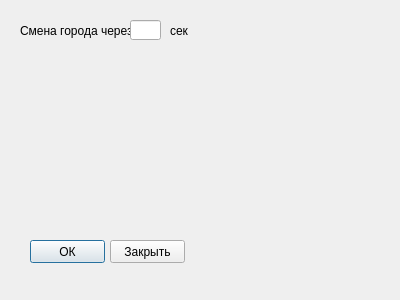
Old version of the form WeatherMonitor/SettingsCommon.ui in the repository Yotun/WeatherMonitor.
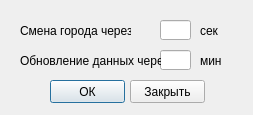
New version of the form.

Commit message: Реализована фабрика источников данных, заготовки для классов источников данных, фоновый поток для обновления даных

Patch:
```diff
--- a/WeatherMonitor/SettingsCommon.ui
+++ b/WeatherMonitor/SettingsCommon.ui
@@ -6,8 +6,8 @@
    <rect>
     <x>0</x>
     <y>0</y>
-    <width>400</width>
-    <height>300</height>
+    <width>253</width>
+    <height>115</height>
    </rect>
   </property>
   <property name="windowTitle">
@@ -29,7 +29,7 @@
   <widget class="QLineEdit" name="edtChangeCity">
    <property name="geometry">
     <rect>
-     <x>130</x>
+     <x>160</x>
      <y>20</y>
      <width>31</width>
      <height>20</height>
@@ -42,7 +42,7 @@
   <widget class="QLabel" name="label_2">
    <property name="geometry">
     <rect>
-     <x>170</x>
+     <x>200</x>
      <y>20</y>
      <width>21</width>
      <height>21</height>
@@ -55,8 +55,8 @@
   <widget class="QPushButton" name="btnOk">
    <property name="geometry">
     <rect>
-     <x>30</x>
-     <y>240</y>
+     <x>50</x>
+     <y>80</y>
      <width>75</width>
      <height>23</height>
     </rect>
@@ -68,8 +68,8 @@
   <widget class="QPushButton" name="btnClose">
    <property name="geometry">
     <rect>
-     <x>110</x>
-     <y>240</y>
+     <x>130</x>
+     <y>80</y>
      <width>75</width>
      <height>23</height>
     </rect>
@@ -78,6 +78,45 @@
     <string>Закрыть</string>
    </property>
   </widget>
+  <widget class="QLineEdit" name="edtUpdatePeriod">
+   <property name="geometry">
+    <rect>
+     <x>160</x>
+     <y>50</y>
+     <width>31</width>
+     <height>20</height>
+    </rect>
+   </property>
+   <property name="alignment">
+    <set>Qt::AlignRight|Qt::AlignTrailing|Qt::AlignVCenter</set>
+   </property>
+  </widget>
+  <widget class="QLabel" name="label_3">
+   <property name="geometry">
+    <rect>
+     <x>20</x>
+     <y>50</y>
+     <width>141</width>
+     <height>21</height>
+    </rect>
+   </property>
+   <property name="text">
+    <string>Обновление данных через:</string>
+   </property>
+  </widget>
+  <widget class="QLabel" name="label_4">
+   <property name="geometry">
+    <rect>
+     <x>200</x>
+     <y>50</y>
+     <width>21</width>
+     <height>21</height>
+    </rect>
+   </property>
+   <property name="text">
+    <string>мин</string>
+   </property>
+  </widget>
  </widget>
  <layoutdefault spacing="6" margin="11"/>
  <resources/>
```
The commit also changes 22 other files.
